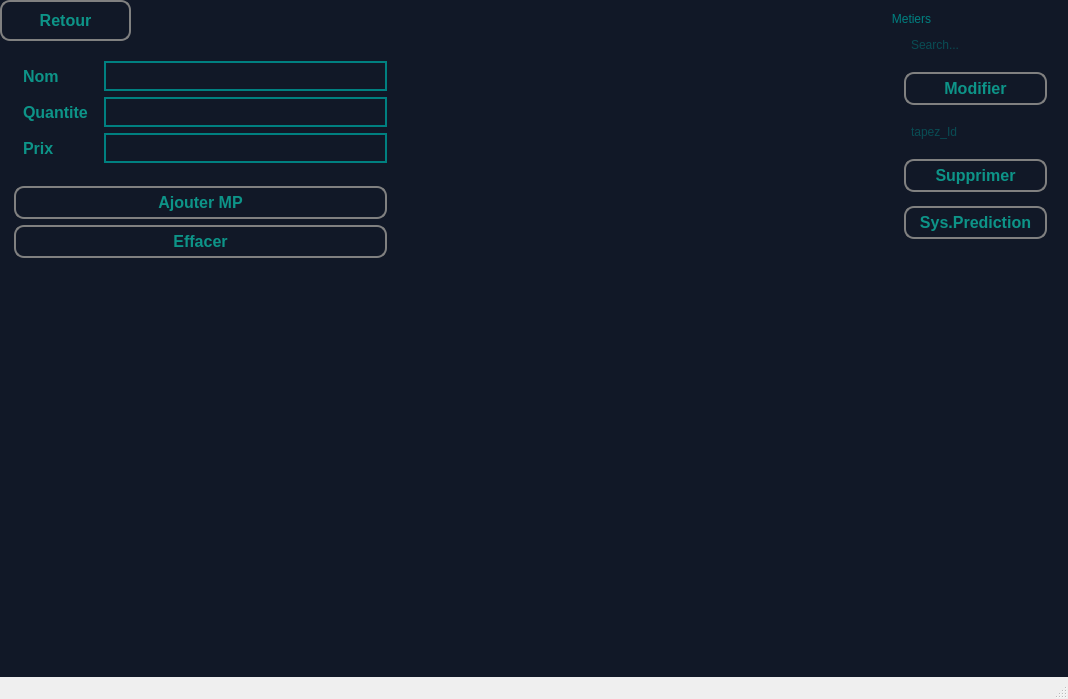
Before: the Qt Designer form mainwindow.ui in jmaimohamed/Smart_Contracting_And_Construction_Company_2A2, drawn with Qt 5.
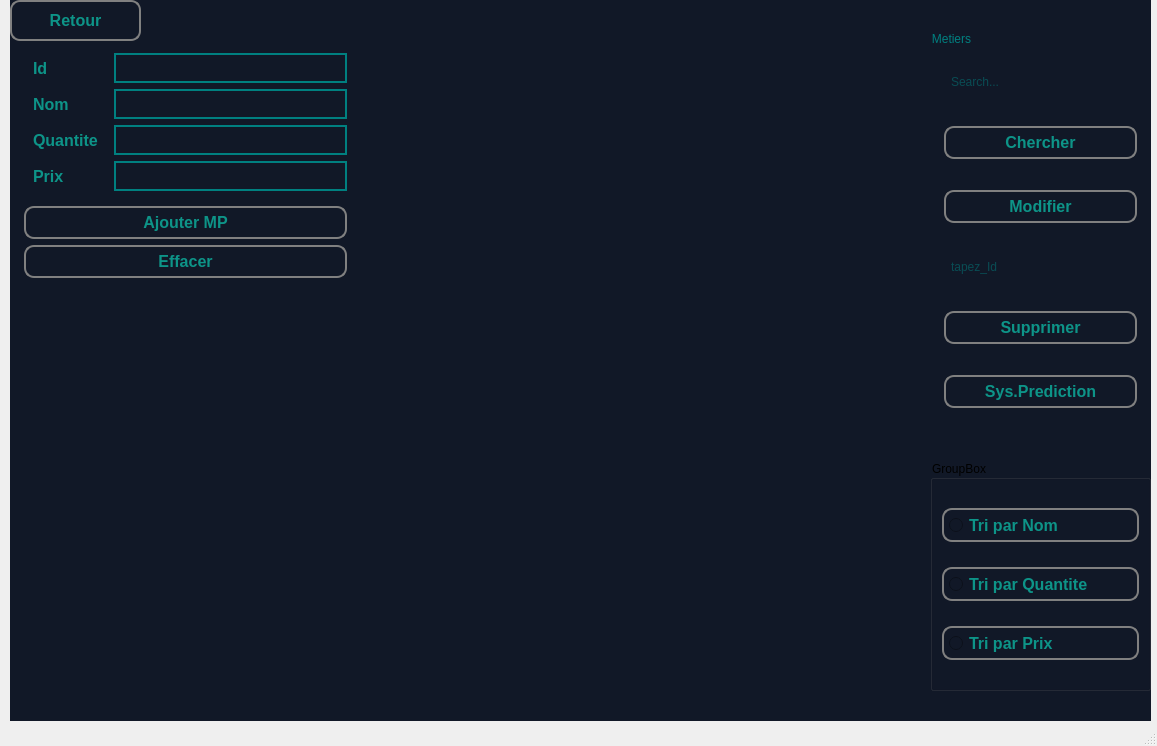
After: the same form once the commit is applied. The open tabs and pages were chosen to show the change. Icons and pictures are not drawn.

Patch:
```diff
--- a/mainwindow.ui
+++ b/mainwindow.ui
@@ -6,8 +6,8 @@
    <rect>
     <x>0</x>
     <y>0</y>
-    <width>1068</width>
-    <height>699</height>
+    <width>1157</width>
+    <height>746</height>
    </rect>
   </property>
   <property name="windowTitle">
@@ -17,10 +17,10 @@
    <widget class="QStackedWidget" name="stackedWidget">
     <property name="geometry">
      <rect>
-      <x>0</x>
+      <x>10</x>
       <y>0</y>
-      <width>1091</width>
-      <height>681</height>
+      <width>1141</width>
+      <height>721</height>
      </rect>
     </property>
     <property name="styleSheet">
@@ -465,8 +465,8 @@
        <rect>
         <x>0</x>
         <y>30</y>
-        <width>401</width>
-        <height>261</height>
+        <width>351</width>
+        <height>271</height>
        </rect>
       </property>
       <property name="styleSheet">
@@ -518,7 +518,17 @@
        </item>
        <item row="0" column="0">
         <layout class="QGridLayout" name="cle_box">
-         <item row="0" column="0">
+         <item row="2" column="1">
+          <widget class="QLineEdit" name="le_quantite">
+           <property name="styleSheet">
+            <string notr="true">border: 2px solid teal;
+padding: 5px;
+color: teal;
+</string>
+           </property>
+          </widget>
+         </item>
+         <item row="1" column="0">
           <widget class="QLabel" name="nom">
            <property name="styleSheet">
             <string notr="true">color: #0d9488;
@@ -530,17 +540,7 @@
            </property>
           </widget>
          </item>
-         <item row="0" column="1">
-          <widget class="QLineEdit" name="le_nom">
-           <property name="styleSheet">
-            <string notr="true">border: 2px solid teal;
-padding: 5px;
-color: red;
-</string>
-           </property>
-          </widget>
-         </item>
-         <item row="1" column="0">
+         <item row="2" column="0">
           <widget class="QLabel" name="quantite">
            <property name="styleSheet">
             <string notr="true">color: #0d9488;
@@ -552,8 +552,8 @@
            </property>
           </widget>
          </item>
-         <item row="1" column="1">
-          <widget class="QLineEdit" name="le_quantite">
+         <item row="3" column="1">
+          <widget class="QLineEdit" name="le_prix">
            <property name="styleSheet">
             <string notr="true">border: 2px solid teal;
 padding: 5px;
@@ -562,7 +562,7 @@
            </property>
           </widget>
          </item>
-         <item row="2" column="0">
+         <item row="3" column="0">
           <widget class="QLabel" name="prix">
            <property name="styleSheet">
             <string notr="true">color: #0d9488;
@@ -574,12 +574,34 @@
            </property>
           </widget>
          </item>
-         <item row="2" column="1">
-          <widget class="QLineEdit" name="le_prix">
+         <item row="1" column="1">
+          <widget class="QLineEdit" name="le_nom">
            <property name="styleSheet">
             <string notr="true">border: 2px solid teal;
 padding: 5px;
-color: teal;
+color: red;
+</string>
+           </property>
+          </widget>
+         </item>
+         <item row="0" column="0">
+          <widget class="QLabel" name="le_idM">
+           <property name="styleSheet">
+            <string notr="true">color: #0d9488;
+font-size: 16px;
+font-weight: bold;</string>
+           </property>
+           <property name="text">
+            <string>Id</string>
+           </property>
+          </widget>
+         </item>
+         <item row="0" column="1">
+          <widget class="QLineEdit" name="idM">
+           <property name="styleSheet">
+            <string notr="true">border: 2px solid teal;
+padding: 5px;
+color: yellow;
 </string>
            </property>
           </widget>
@@ -591,10 +613,10 @@
      <widget class="QGroupBox" name="Crud_box">
       <property name="geometry">
        <rect>
-        <x>890</x>
-        <y>10</y>
-        <width>171</width>
-        <height>251</height>
+        <x>920</x>
+        <y>30</y>
+        <width>221</width>
+        <height>421</height>
        </rect>
       </property>
       <property name="styleSheet">
@@ -614,6 +636,22 @@
          </property>
         </widget>
        </item>
+       <item>
+        <widget class="QPushButton" name="chercherM_2">
+         <property name="styleSheet">
+          <string notr="true">border: 2px solid grey;
+padding: 5px;
+color: teal;
+border-radius: 10px;
+color: #0d9488;
+font-size: 16px;
+font-weight: bold;</string>
+         </property>
+         <property name="text">
+          <string>Chercher</string>
+         </property>
+        </widget>
+       </item>
        <item>
         <widget class="QPushButton" name="update_mp">
          <property name="styleSheet">
@@ -674,26 +712,27 @@
      <widget class="QTableView" name="tab_test">
       <property name="geometry">
        <rect>
-        <x>410</x>
-        <y>0</y>
-        <width>471</width>
+        <x>360</x>
+        <y>30</y>
+        <width>561</width>
         <height>271</height>
        </rect>
       </property>
       <property name="styleSheet">
        <string notr="true">border: transparent;
+border-color: rgb(107, 255, 251);
 padding: 5px;
 color: teal;
-</string>
+gridline-color: rgb(146, 255, 56);</string>
       </property>
      </widget>
      <widget class="QGroupBox" name="statistique">
       <property name="geometry">
        <rect>
         <x>10</x>
-        <y>270</y>
-        <width>1051</width>
-        <height>371</height>
+        <y>310</y>
+        <width>901</width>
+        <height>381</height>
        </rect>
       </property>
       <property name="styleSheet">
@@ -729,6 +768,69 @@
        <string>Retour</string>
       </property>
      </widget>
+     <widget class="QGroupBox" name="groupBox">
+      <property name="geometry">
+       <rect>
+        <x>920</x>
+        <y>460</y>
+        <width>221</width>
+        <height>231</height>
+       </rect>
+      </property>
+      <property name="title">
+       <string>GroupBox</string>
+      </property>
+      <layout class="QVBoxLayout" name="verticalLayout_6">
+       <item>
+        <widget class="QRadioButton" name="TriNM">
+         <property name="styleSheet">
+          <string notr="true">border: 2px solid grey;
+padding: 5px;
+color: teal;
+border-radius: 10px;
+color: #0d9488;
+font-size: 16px;
+font-weight: bold;</string>
+         </property>
+         <property name="text">
+          <string>Tri par Nom </string>
+         </property>
+        </widget>
+       </item>
+       <item>
+        <widget class="QRadioButton" name="TriQM">
+         <property name="styleSheet">
+          <string notr="true">border: 2px solid grey;
+padding: 5px;
+color: teal;
+border-radius: 10px;
+color: #0d9488;
+font-size: 16px;
+font-weight: bold;</string>
+         </property>
+         <property name="text">
+          <string>Tri par Quantite</string>
+         </property>
+        </widget>
+       </item>
+       <item>
+        <widget class="QRadioButton" name="TriPM">
+         <property name="styleSheet">
+          <string notr="true">border: 2px solid grey;
+padding: 5px;
+color: teal;
+border-radius: 10px;
+color: #0d9488;
+font-size: 16px;
+font-weight: bold;</string>
+         </property>
+         <property name="text">
+          <string>Tri par Prix</string>
+         </property>
+        </widget>
+       </item>
+      </layout>
+     </widget>
     </widget>
     <widget class="QWidget" name="chantiers">
      <widget class="QGroupBox" name="main_chantier">
```
Left out of the diff: 4 changed lines with no effect on the pictures.
